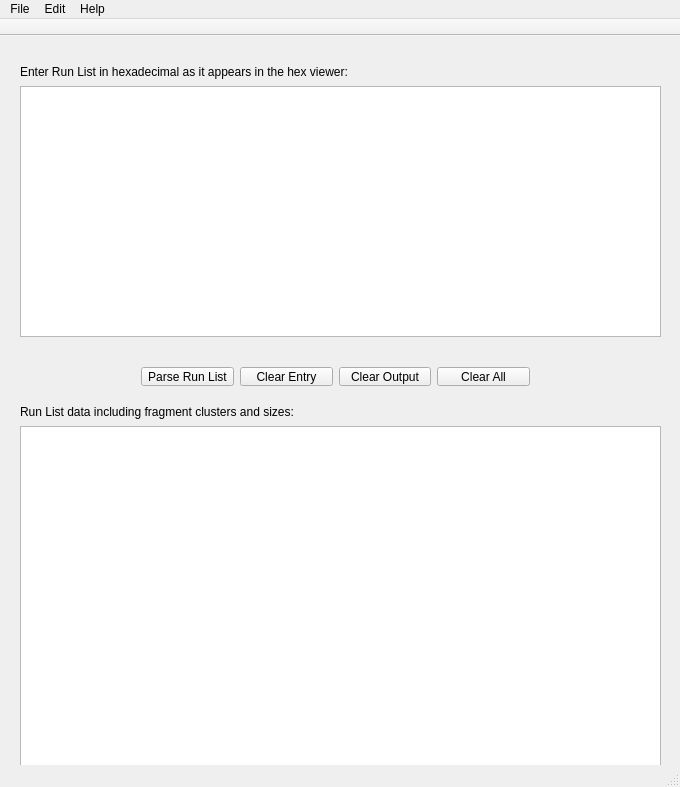
First picture: the form in mainwindow.ui, repository MLD5000/Run-List-Parser-v3.0, before the edit.
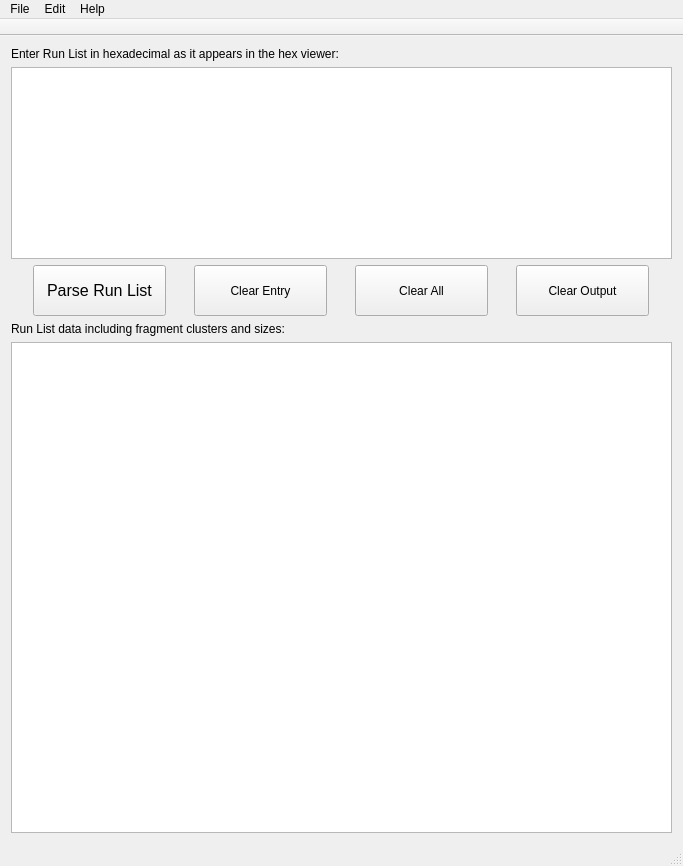
Second picture: the form after the edit.

Commit message: Made updates to GUI (polish)

Patch:
```diff
--- a/mainwindow.ui
+++ b/mainwindow.ui
@@ -14,15 +14,9 @@
    <string>Run List Parser v 3.0</string>
   </property>
   <widget class="QWidget" name="centralWidget">
+   <layout class="QGridLayout" name="gridLayout">
+    <item row="0" column="0">
    <widget class="QLabel" name="label">
-    <property name="geometry">
-     <rect>
-      <x>20</x>
-      <y>20</y>
-      <width>411</width>
-      <height>31</height>
-     </rect>
-    </property>
     <property name="styleSheet">
      <string notr="true">font: 11pt &quot;MS Shell Dlg 2&quot;;</string>
     </property>
@@ -30,67 +24,54 @@
      <string>Enter Run List in hexadecimal as it appears in the hex viewer:</string>
     </property>
    </widget>
+    </item>
+    <item row="1" column="0">
    <widget class="QTextEdit" name="textEdit">
-    <property name="geometry">
-     <rect>
-      <x>20</x>
-      <y>50</y>
-      <width>641</width>
-      <height>251</height>
-     </rect>
-    </property>
-   </widget>
-   <widget class="QTextEdit" name="textEdit_2">
-    <property name="geometry">
-     <rect>
-      <x>20</x>
-      <y>390</y>
-      <width>641</width>
-      <height>341</height>
-     </rect>
-    </property>
-    <property name="readOnly">
-     <bool>false</bool>
-    </property>
-    <property name="html">
-     <string>&lt;!DOCTYPE HTML PUBLIC &quot;-//W3C//DTD HTML 4.0//EN&quot; &quot;http://www.w3.org/TR/REC-html40/strict.dtd&quot;&gt;
-&lt;html&gt;&lt;head&gt;&lt;meta name=&quot;qrichtext&quot; content=&quot;1&quot; /&gt;&lt;style type=&quot;text/css&quot;&gt;
-p, li { white-space: pre-wrap; }
-&lt;/style&gt;&lt;/head&gt;&lt;body style=&quot; font-family:'MS Shell Dlg 2'; font-size:8.25pt; font-weight:400; font-style:normal;&quot;&gt;
-&lt;p style=&quot;-qt-paragraph-type:empty; margin-top:0px; margin-bottom:0px; margin-left:0px; margin-right:0px; -qt-block-indent:0; text-indent:0px;&quot;&gt;&lt;br /&gt;&lt;/p&gt;&lt;/body&gt;&lt;/html&gt;</string>
-    </property>
-    <property name="textInteractionFlags">
-     <set>Qt::LinksAccessibleByKeyboard|Qt::LinksAccessibleByMouse|Qt::TextBrowserInteraction|Qt::TextEditable|Qt::TextEditorInteraction|Qt::TextSelectableByKeyboard|Qt::TextSelectableByMouse</set>
-    </property>
-   </widget>
-   <widget class="QLabel" name="label_2">
-    <property name="geometry">
-     <rect>
-      <x>20</x>
-      <y>365</y>
-      <width>341</width>
-      <height>21</height>
-     </rect>
+      <property name="minimumSize">
+       <size>
+        <width>661</width>
+        <height>192</height>
+       </size>
+      </property>
+      <property name="maximumSize">
+       <size>
+        <width>16777215</width>
+        <height>192</height>
+       </size>
+      </property>
+      <property name="layoutDirection">
+       <enum>Qt::LeftToRight</enum>
     </property>
     <property name="styleSheet">
-     <string notr="true">font: 11pt &quot;MS Shell Dlg 2&quot;;</string>
-    </property>
-    <property name="text">
-     <string>Run List data including fragment clusters and sizes:</string>
-    </property>
-   </widget>
-   <widget class="QWidget" name="layoutWidget">
-    <property name="geometry">
-     <rect>
-      <x>130</x>
-      <y>320</y>
-      <width>411</width>
-      <height>41</height>
-     </rect>
-    </property>
+       <string notr="true">font: 12pt &quot;Times New Roman&quot;;</string>
+      </property>
+     </widget>
+    </item>
+    <item row="2" column="0">
     <layout class="QHBoxLayout" name="horizontalLayout">
      <item>
       <widget class="QPushButton" name="parseRunListButton">
+        <property name="minimumSize">
+         <size>
+          <width>133</width>
+          <height>51</height>
+         </size>
+        </property>
+        <property name="maximumSize">
+         <size>
+          <width>133</width>
+          <height>51</height>
+         </size>
+        </property>
+        <property name="font">
+         <font>
+          <family>MS Shell Dlg 2</family>
+          <pointsize>12</pointsize>
+          <weight>50</weight>
+          <italic>false</italic>
+          <bold>false</bold>
+         </font>
+        </property>
        <property name="styleSheet">
         <string notr="true">font: 10pt &quot;MS Shell Dlg 2&quot;;</string>
        </property>
@@ -101,6 +82,18 @@
      </item>
      <item>
       <widget class="QPushButton" name="pushButton_2">
+        <property name="minimumSize">
+         <size>
+          <width>133</width>
+          <height>51</height>
+         </size>
+        </property>
+        <property name="maximumSize">
+         <size>
+          <width>133</width>
+          <height>51</height>
+         </size>
+        </property>
        <property name="styleSheet">
         <string notr="true">font: 10pt &quot;MS Shell Dlg 2&quot;;</string>
        </property>
@@ -109,18 +102,20 @@
        </property>
       </widget>
      </item>
-     <item>
-      <widget class="QPushButton" name="pushButton_4">
-       <property name="styleSheet">
-        <string notr="true">font: 10pt &quot;MS Shell Dlg 2&quot;;</string>
-       </property>
-       <property name="text">
-        <string>Clear Output</string>
-       </property>
-      </widget>
-     </item>
      <item>
       <widget class="QPushButton" name="pushButton_3">
+        <property name="minimumSize">
+         <size>
+          <width>133</width>
+          <height>51</height>
+         </size>
+        </property>
+        <property name="maximumSize">
+         <size>
+          <width>133</width>
+          <height>51</height>
+         </size>
+        </property>
        <property name="styleSheet">
         <string notr="true">font: 10pt &quot;MS Shell Dlg 2&quot;;</string>
        </property>
@@ -129,8 +124,67 @@
        </property>
       </widget>
      </item>
-    </layout>
-   </widget>
+      <item>
+       <widget class="QPushButton" name="pushButton_4">
+        <property name="minimumSize">
+         <size>
+          <width>133</width>
+          <height>51</height>
+         </size>
+        </property>
+        <property name="maximumSize">
+         <size>
+          <width>133</width>
+          <height>51</height>
+         </size>
+        </property>
+        <property name="styleSheet">
+         <string notr="true">font: 12pt &quot;MS Shell Dlg 2&quot;;</string>
+        </property>
+        <property name="text">
+         <string>Clear Output</string>
+        </property>
+       </widget>
+      </item>
+     </layout>
+    </item>
+    <item row="3" column="0">
+     <widget class="QLabel" name="label_2">
+      <property name="styleSheet">
+       <string notr="true">font: 11pt &quot;MS Shell Dlg 2&quot;;</string>
+      </property>
+      <property name="text">
+       <string>Run List data including fragment clusters and sizes:</string>
+      </property>
+     </widget>
+    </item>
+    <item row="4" column="0">
+     <widget class="QTextEdit" name="textEdit_2">
+      <property name="minimumSize">
+       <size>
+        <width>661</width>
+        <height>491</height>
+       </size>
+      </property>
+      <property name="styleSheet">
+       <string notr="true">font: 12pt &quot;Times New Roman&quot;;</string>
+      </property>
+      <property name="readOnly">
+       <bool>true</bool>
+      </property>
+      <property name="html">
+       <string>&lt;!DOCTYPE HTML PUBLIC &quot;-//W3C//DTD HTML 4.0//EN&quot; &quot;http://www.w3.org/TR/REC-html40/strict.dtd&quot;&gt;
+&lt;html&gt;&lt;head&gt;&lt;meta name=&quot;qrichtext&quot; content=&quot;1&quot; /&gt;&lt;style type=&quot;text/css&quot;&gt;
+p, li { white-space: pre-wrap; }
+&lt;/style&gt;&lt;/head&gt;&lt;body style=&quot; font-family:'Times New Roman'; font-size:12pt; font-weight:400; font-style:normal;&quot;&gt;
+&lt;p style=&quot;-qt-paragraph-type:empty; margin-top:0px; margin-bottom:0px; margin-left:0px; margin-right:0px; -qt-block-indent:0; text-indent:0px; font-family:'MS Shell Dlg 2'; font-size:8.25pt;&quot;&gt;&lt;br /&gt;&lt;/p&gt;&lt;/body&gt;&lt;/html&gt;</string>
+      </property>
+      <property name="textInteractionFlags">
+       <set>Qt::LinksAccessibleByKeyboard|Qt::LinksAccessibleByMouse|Qt::TextBrowserInteraction|Qt::TextSelectableByKeyboard|Qt::TextSelectableByMouse</set>
+      </property>
+     </widget>
+    </item>
+   </layout>
   </widget>
   <widget class="QMenuBar" name="menuBar">
    <property name="geometry">
@@ -142,6 +196,11 @@
     </rect>
    </property>
    <widget class="QMenu" name="menuRun_List_Parser_V3_0">
+    <property name="font">
+     <font>
+      <pointsize>11</pointsize>
+     </font>
+    </property>
     <property name="title">
      <string>File</string>
     </property>
@@ -153,6 +212,11 @@
     <addaction name="separator"/>
    </widget>
    <widget class="QMenu" name="menuEdit">
+    <property name="font">
+     <font>
+      <pointsize>11</pointsize>
+     </font>
+    </property>
     <property name="title">
      <string>Edit</string>
     </property>
@@ -162,6 +226,11 @@
     <addaction name="separator"/>
    </widget>
    <widget class="QMenu" name="menuAbout">
+    <property name="font">
+     <font>
+      <pointsize>11</pointsize>
+     </font>
+    </property>
     <property name="title">
      <string>Help</string>
     </property>
@@ -174,7 +243,7 @@
   </widget>
   <widget class="QToolBar" name="mainToolBar">
    <property name="enabled">
-    <bool>false</bool>
+    <bool>true</bool>
    </property>
    <property name="movable">
     <bool>false</bool>
```
Left out of the diff: 11 changed lines with no effect on the pictures. Lines whose indentation alone changed are shown as unchanged. The commit also changes 1 other file.
